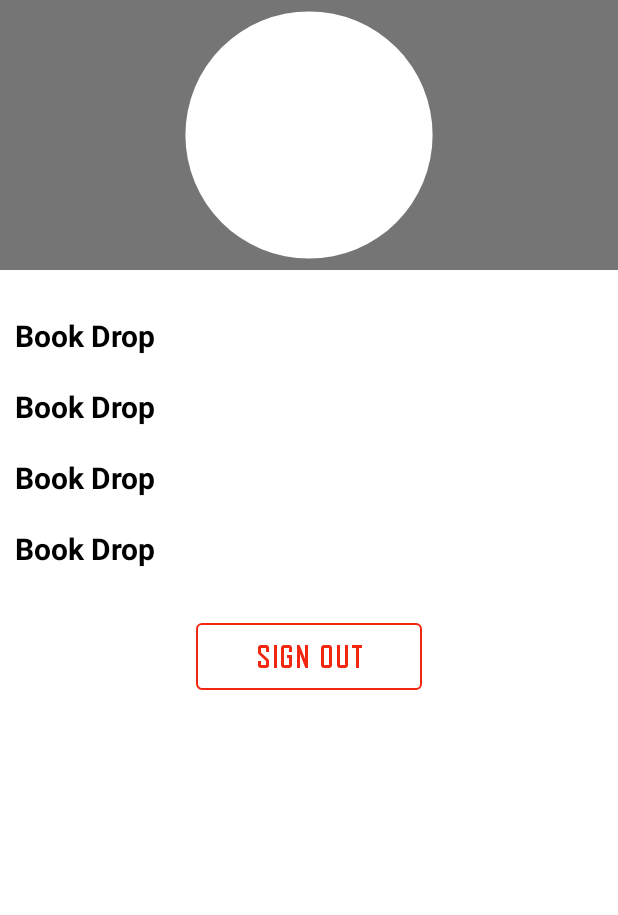
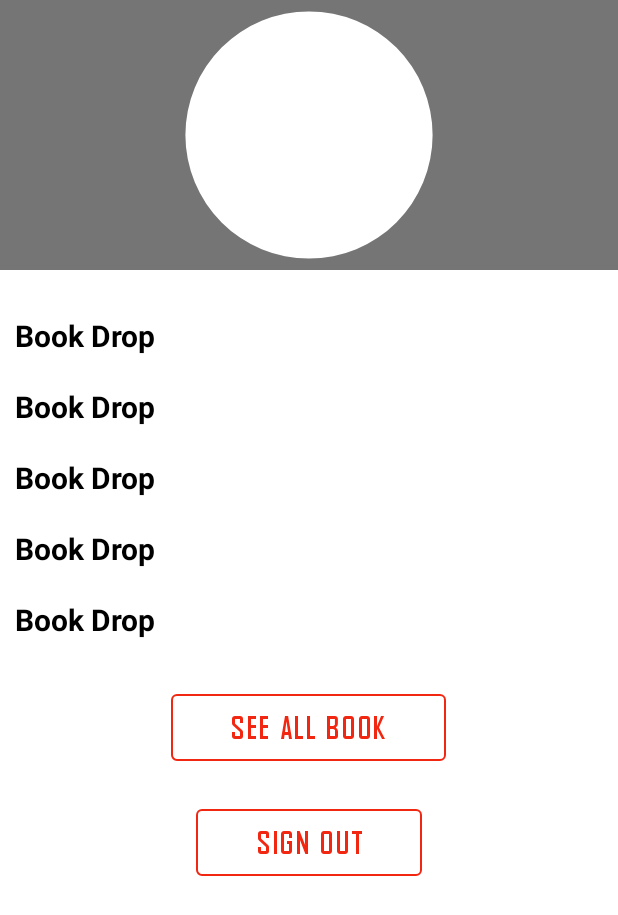
Before and after one commit to Fantastic-Four-CSC-370/Book-Drop, an Android app: the layout activity_student_dashboard.xml on its own in the app's theme, with its tools: preview values and no code run, on a phone screen of 412 x 824 dp. Shown: the top 915 px of the screen. Run offline under Robolectric (Android 15) with nearby library versions, the phone set to English and light mode, and no system bars; network calls fail.

Commit message:
logIn problem solved

```diff
--- a/app/src/main/res/layout/activity_login.xml
+++ b/app/src/main/res/layout/activity_login.xml
@@ -61,7 +61,7 @@
                 android:id="@+id/sid"
                 android:layout_width="match_parent"
                 android:layout_height="wrap_content"
-                android:inputType="text" />
+                android:inputType="textEmailAddress" />
 
         </com.google.android.material.textfield.TextInputLayout>
 
--- a/app/src/main/res/layout/activity_signup_form.xml
+++ b/app/src/main/res/layout/activity_signup_form.xml
@@ -60,7 +60,7 @@
                 android:id="@+id/regEmail"
                 android:layout_width="match_parent"
                 android:layout_height="wrap_content"
-                android:inputType="text" />
+                android:inputType="textEmailAddress" />
 
         </com.google.android.material.textfield.TextInputLayout>
 
--- a/app/src/main/res/layout/activity_student_dashboard.xml
+++ b/app/src/main/res/layout/activity_student_dashboard.xml
@@ -64,6 +64,28 @@
             android:textColor="@color/black"
             android:textSize="20sp"
             android:textStyle="bold" />
+        <TextView
+            android:id="@+id/setRole"
+            android:layout_width="match_parent"
+            android:layout_height="wrap_content"
+            android:layout_margin="10dp"
+            android:text="@string/app_name"
+            android:textColor="@color/black"
+            android:textSize="20sp"
+            android:textStyle="bold" />
+        <com.google.android.material.button.MaterialButton
+            android:id="@+id/ShowBooks"
+            style="?attr/materialButtonOutlinedStyle"
+            android:layout_width="wrap_content"
+            android:layout_height="wrap_content"
+            android:layout_gravity="center_horizontal"
+            android:layout_marginTop="20dp"
+            android:fontFamily="@font/agencyb"
+            android:paddingHorizontal="40dp"
+            android:paddingVertical="10dp"
+            android:text="See all Book"
+            android:textSize="20sp"
+            app:strokeColor="@color/primary"/>
         <com.google.android.material.button.MaterialButton
             android:id="@+id/SignOut"
             style="?attr/materialButtonOutlinedStyle"
--- a/app/src/main/res/layout/book_search.xml
+++ b/app/src/main/res/layout/book_search.xml
@@ -26,8 +26,4 @@
         android:layout_width="match_parent"
         android:layout_height="wrap_content"/>
 
-
-
-
-
 </LinearLayout>
```
Also changed, not shown: app/src/main/java/root/radium/bookdrop/LoginActivity.java (+46 -40 lines), app/src/main/java/root/radium/bookdrop/StudentDashboard.java (+12 -1 lines).
